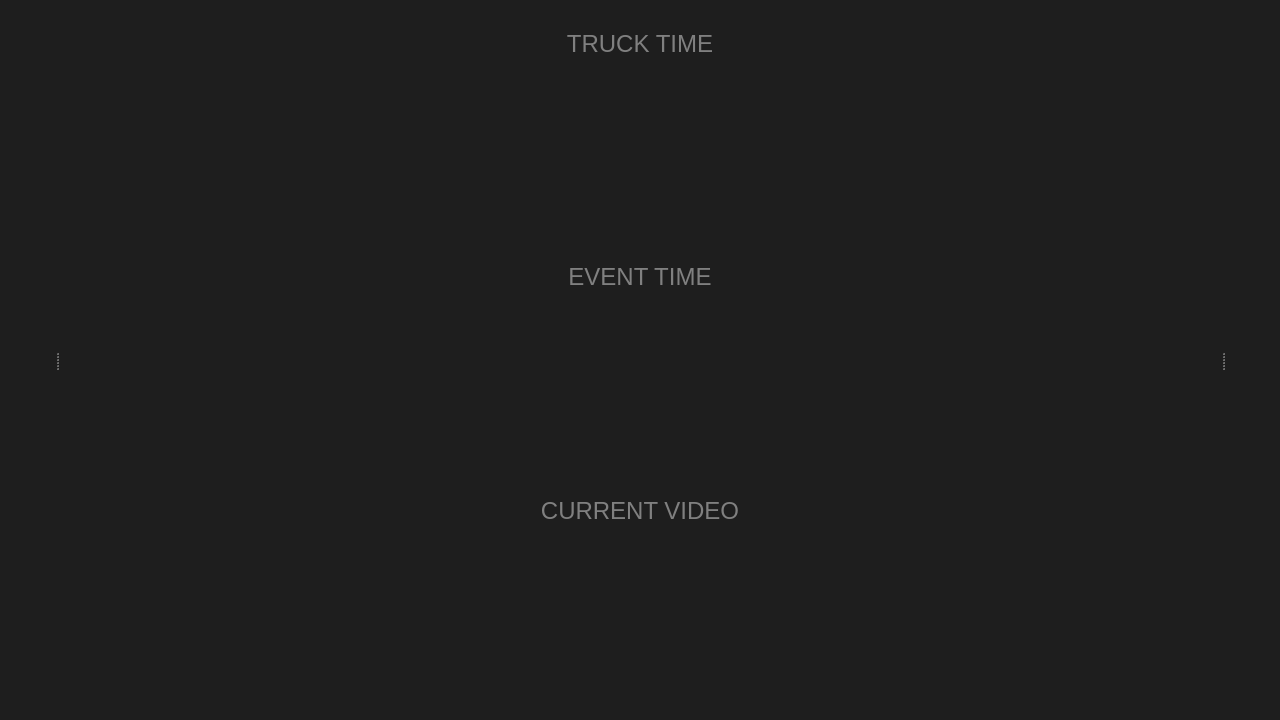
sledzik1984/timer, file src/mainwindow.ui: the form before one commit.
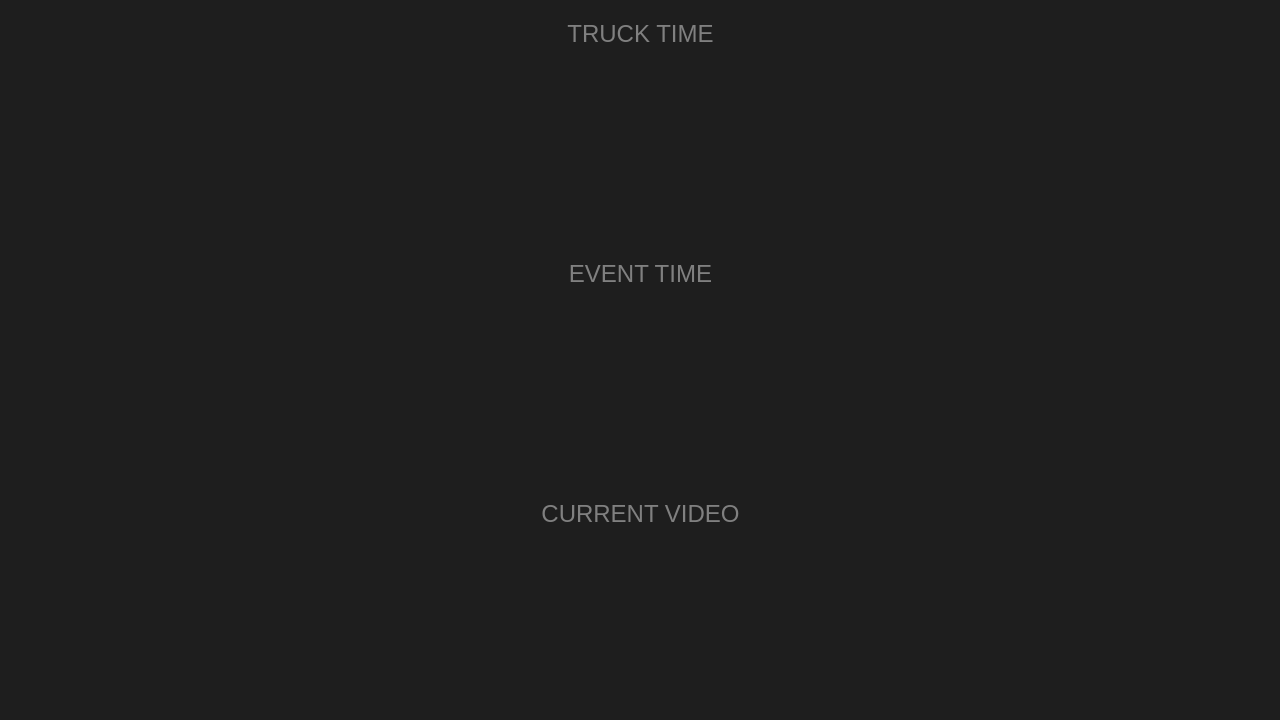
The form after the commit. Icons and pictures are not drawn.

Commit message: MainWindow: remove splitter

Diff of the .ui file:
```diff
--- a/src/mainwindow.ui
+++ b/src/mainwindow.ui
@@ -21,40 +21,32 @@
   </property>
   <layout class="QGridLayout" name="_1">
    <property name="leftMargin">
-    <number>10</number>
+    <number>0</number>
    </property>
    <property name="topMargin">
-    <number>10</number>
+    <number>0</number>
    </property>
    <property name="rightMargin">
-    <number>10</number>
+    <number>0</number>
    </property>
    <property name="bottomMargin">
-    <number>10</number>
+    <number>0</number>
    </property>
    <property name="spacing">
     <number>0</number>
    </property>
    <item row="0" column="0">
-    <widget class="QSplitter" name="splitter">
-     <property name="orientation">
-      <enum>Qt::Horizontal</enum>
-     </property>
      <widget class="QWidget" name="left" native="true">
       <property name="sizePolicy">
-       <sizepolicy hsizetype="Preferred" vsizetype="Preferred">
-        <horstretch>10</horstretch>
+      <sizepolicy hsizetype="Expanding" vsizetype="Preferred">
+       <horstretch>0</horstretch>
         <verstretch>0</verstretch>
        </sizepolicy>
       </property>
      </widget>
+   </item>
+   <item row="0" column="1">
      <widget class="QWidget" name="main" native="true">
-      <property name="sizePolicy">
-       <sizepolicy hsizetype="Preferred" vsizetype="Preferred">
-        <horstretch>100</horstretch>
-        <verstretch>0</verstretch>
-       </sizepolicy>
-      </property>
       <property name="styleSheet">
        <string notr="true">#main * {
 	background-color: rgb(36, 36, 36);
@@ -214,14 +206,15 @@
        </item>
       </layout>
      </widget>
+   </item>
+   <item row="0" column="2">
      <widget class="QWidget" name="right" native="true">
       <property name="sizePolicy">
-       <sizepolicy hsizetype="Preferred" vsizetype="Preferred">
-        <horstretch>10</horstretch>
+      <sizepolicy hsizetype="Expanding" vsizetype="Preferred">
+       <horstretch>0</horstretch>
         <verstretch>0</verstretch>
        </sizepolicy>
       </property>
-     </widget>
     </widget>
    </item>
   </layout>
```
Lines whose indentation alone changed are shown as unchanged.
